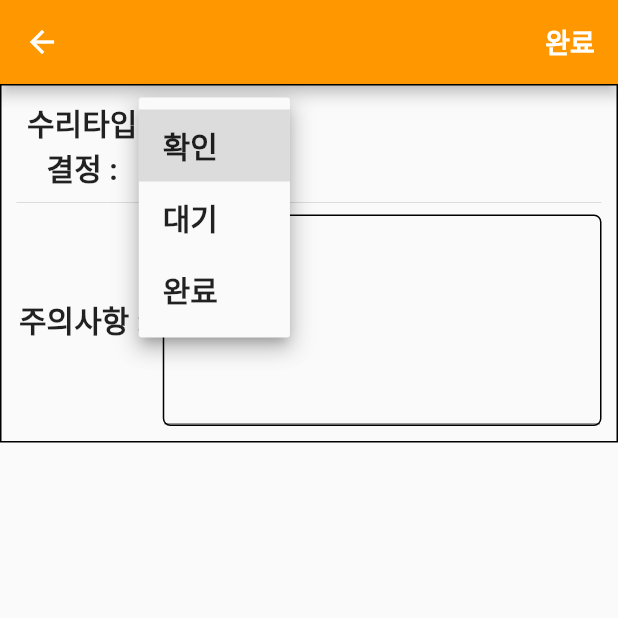
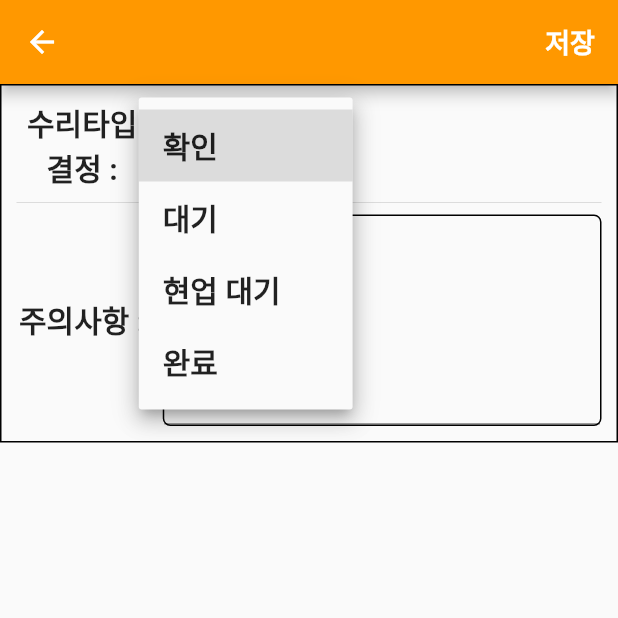
Before and after one commit to jsh3213/cmkorea_erp_1, a Flutter app: the UpdateScreen screen opened directly with empty values, after a tap on the "arrow drop down" icon, on a phone screen of 412 x 824 dp, the top half of it. Run offline on Flutter 3.47's test engine with Material 2 defaults, Android fonts, the light colour scheme and no system bars; our stand-ins replace audioplayers, get, timer_builder; network calls fail; statements that could not run were skipped.

Commit message:
update 230106

```diff
--- a/lib/screen/list_done_screen.dart
+++ b/lib/screen/list_done_screen.dart
@@ -25,7 +25,6 @@ class FilterNetworkListPageState extends State<ListDoneScreen> {
   @override
   void initState() {
     super.initState();
-    init();
   }
 
   @override
@@ -115,6 +114,11 @@ class FilterNetworkListPageState extends State<ListDoneScreen> {
                 color: Colors.blue,
               ),
             ),
+            const SizedBox(width: 100),
+            Padding(
+              padding: const EdgeInsets.all(8.0),
+              child: Text(product.note),
+            ),
           ],
         ),
         subtitle: Text(
--- a/lib/screen/list_screen.dart
+++ b/lib/screen/list_screen.dart
@@ -141,7 +141,7 @@ class FilterNetworkListPageState extends State<ListScreen> {
               // titleStyle: TextStyle(fontSize: 15),
               content: TextField(
                 controller: controller,
-                decoration: InputDecoration(labelText: "cmk 입력하세요."),
+                decoration: const InputDecoration(labelText: "cmk 입력하세요."),
                 textInputAction: TextInputAction.done,
               ),
               confirmTextColor: Colors.white,
--- a/lib/screen/update_screen.dart
+++ b/lib/screen/update_screen.dart
@@ -32,6 +32,7 @@ class _UpDateScreenState extends State<UpdateScreen> {
   final List<String> _list = [
     '확인',
     '대기',
+    '현업 대기',
     '완료',
   ];
 
@@ -40,21 +41,24 @@ class _UpDateScreenState extends State<UpdateScreen> {
     return Scaffold(
       appBar: AppBar(
         backgroundColor: Colors.orange,
-        title: Text(widget.product.serialNumber),
+        title: Text(
+          widget.product.serialNumber,
+          textAlign: TextAlign.center,
+        ),
         actions: [
           TextButton(
             onPressed: () => {
               productUpdate(),
             },
             child: const Text(
-              '완료',
+              '저장',
               style: TextStyle(
                 color: Colors.white,
                 fontWeight: FontWeight.bold,
                 fontSize: 18,
               ),
             ),
-          )
+          ),
         ],
       ),
       body: SingleChildScrollView(
```
Also changed, not shown: lib/screen/list_wait_screen.dart (+8 -2 lines).
